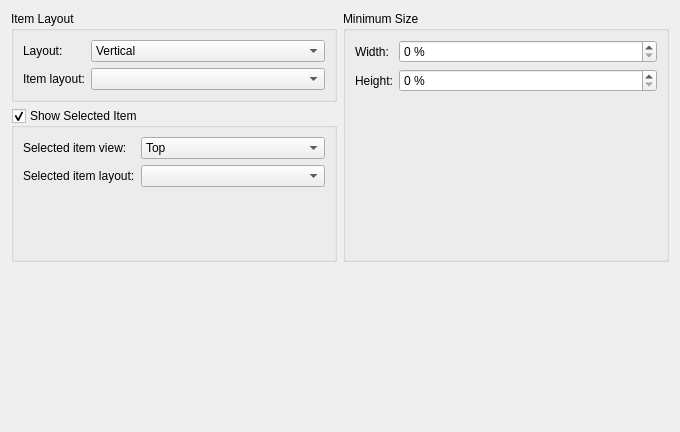
Old version of the form kcmkwin/kwintabbox/layoutconfig.ui in the repository KDE/kwin.
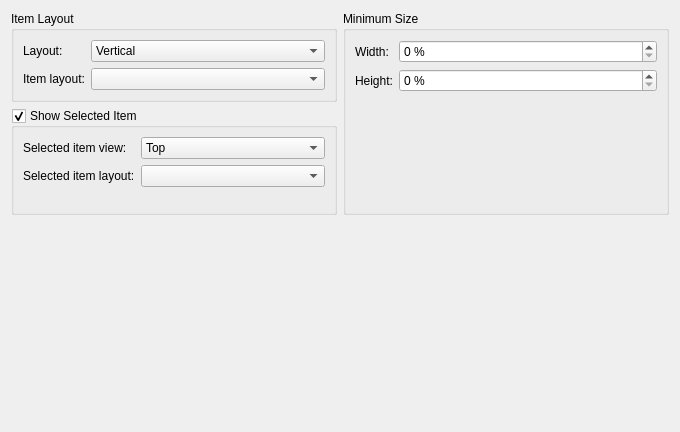
New version of the form. Custom widgets are drawn as their Qt base class.

Commit message: Put TabBox Preview widget into a scroll area so that the window does not size to infinity. BUG: 219716 CCBUG: 207325

Patch:
```diff
--- a/kcmkwin/kwintabbox/layoutconfig.ui
+++ b/kcmkwin/kwintabbox/layoutconfig.ui
@@ -234,13 +234,68 @@
     </widget>
    </item>
    <item row="2" column="0" colspan="2">
-    <widget class="QWidget" name="previewWidget" native="true">
+    <widget class="QScrollArea" name="scrollArea">
      <property name="sizePolicy">
-      <sizepolicy hsizetype="MinimumExpanding" vsizetype="MinimumExpanding">
+      <sizepolicy hsizetype="Expanding" vsizetype="Expanding">
        <horstretch>0</horstretch>
        <verstretch>0</verstretch>
       </sizepolicy>
      </property>
+     <property name="minimumSize">
+      <size>
+       <width>400</width>
+       <height>200</height>
+      </size>
+     </property>
+     <property name="frameShape">
+      <enum>QFrame::NoFrame</enum>
+     </property>
+     <property name="frameShadow">
+      <enum>QFrame::Plain</enum>
+     </property>
+     <property name="verticalScrollBarPolicy">
+      <enum>Qt::ScrollBarAlwaysOff</enum>
+     </property>
+     <property name="horizontalScrollBarPolicy">
+      <enum>Qt::ScrollBarAlwaysOff</enum>
+     </property>
+     <property name="widgetResizable">
+      <bool>true</bool>
+     </property>
+     <widget class="QWidget" name="scrollAreaWidgetContents">
+      <property name="geometry">
+       <rect>
+        <x>0</x>
+        <y>0</y>
+        <width>672</width>
+        <height>200</height>
+       </rect>
+      </property>
+      <property name="sizePolicy">
+       <sizepolicy hsizetype="MinimumExpanding" vsizetype="MinimumExpanding">
+        <horstretch>0</horstretch>
+        <verstretch>0</verstretch>
+       </sizepolicy>
+      </property>
+      <property name="minimumSize">
+       <size>
+        <width>400</width>
+        <height>200</height>
+       </size>
+      </property>
+      <layout class="QVBoxLayout" name="verticalLayout">
+       <item>
+        <widget class="QWidget" name="previewWidget" native="true">
+         <property name="sizePolicy">
+          <sizepolicy hsizetype="Preferred" vsizetype="Preferred">
+           <horstretch>0</horstretch>
+           <verstretch>0</verstretch>
+          </sizepolicy>
+         </property>
+        </widget>
+       </item>
+      </layout>
+     </widget>
     </widget>
    </item>
   </layout>
```
